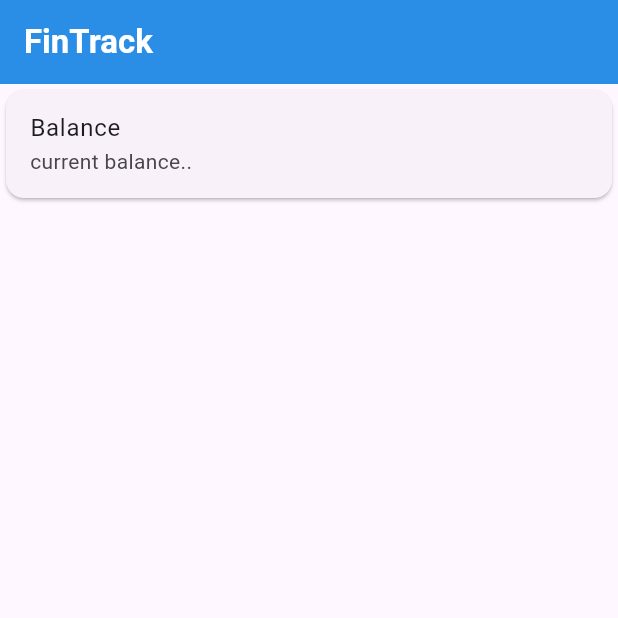
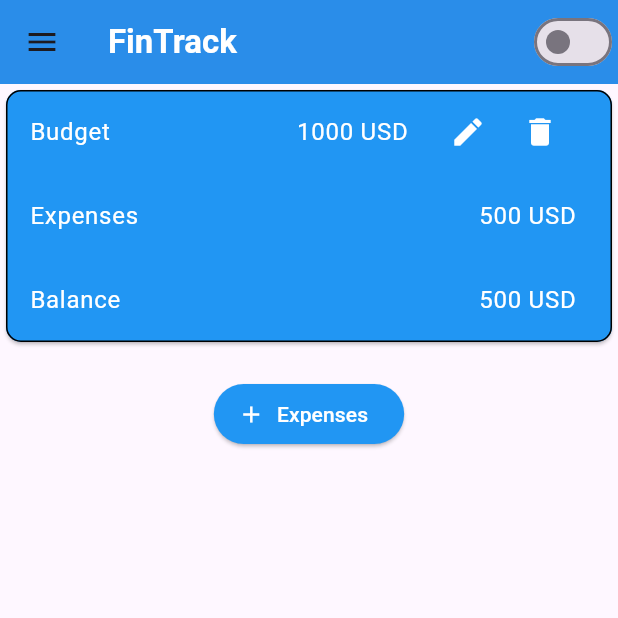
Before and after one commit to lightdarkmaster/FinTrack, a Flutter app: the screen it shows after launch, on a phone screen of 412 x 824 dp, the top half of it. Run offline on Flutter 3.47's test engine with Material 3 defaults, Android fonts, the phone set to English and light mode, and no system bars.

Commit message:
Add App Drawer, Add Card for budget

```diff
--- a/lib/pages/homescreen.dart
+++ b/lib/pages/homescreen.dart
@@ -2,15 +2,30 @@ import 'package:flutter/material.dart';
 
 class Homescreen extends StatefulWidget {
   const Homescreen({super.key});
+  Future<void> _saveBudgetToDatabase(double budget) async {
+    // Implement your SQLite database save logic here
+  }
+  Future<void> _saveExpenseToDatabase(double expense) async {
+    // Implement your SQLite database save logic here
+  }
+  Future<double> _getBudgetFromDatabase() async {
+    // Implement your SQLite database fetch logic here
+    return 1000.0; // Placeholder value
+  }
 
   @override
   State<Homescreen> createState() => _HomescreenState();
 }
 
 class _HomescreenState extends State<Homescreen> {
+  bool _isDarkMode = false;
+
   @override
   Widget build(BuildContext context) {
-    return Scaffold(
+    return MaterialApp(
+      debugShowCheckedModeBanner: false,
+      theme: _isDarkMode ? ThemeData.dark() : ThemeData.light(),
+      home: Scaffold(
         appBar: AppBar(
           title: const Text(
             'FinTrack',
@@ -18,21 +33,135 @@ class _HomescreenState extends State<Homescreen> {
           ),
           backgroundColor: Colors.blue,
           elevation: 10,
+          actions: [
+            Switch(
+              value: _isDarkMode,
+              onChanged: (value) {
+                setState(() {
+                  _isDarkMode = value;
+                });
+              },
+              activeColor: Colors.white,
             ),
-      body: const SingleChildScrollView(
+          ],
+        ),
+        drawer: Drawer(
+          child: ListView(
+            padding: EdgeInsets.zero,
+            children: const <Widget>[
+              DrawerHeader(
+                decoration: BoxDecoration(
+                  color: Colors.blue,
+                ),
+                child: Text(
+                  'Menu',
+                  style: TextStyle(
+                    color: Colors.white,
+                    fontSize: 24,
+                  ),
+                ),
+              ),
+              ListTile(
+                leading: Icon(Icons.home),
+                title: Text('Home'),
+              ),
+              ListTile(
+                leading: Icon(Icons.account_balance),
+                title: Text('Balance'),
+              ),
+            ],
+          ),
+        ),
+        body: SingleChildScrollView(
           child: Column(
             children: [
               Card(
+                color: Colors.blue,
+                shape: RoundedRectangleBorder(
+                  side: const BorderSide(color: Colors.black, width: 1),
+                  borderRadius: BorderRadius.circular(10),
+                ),
                 child: Column(
                   children: [
                     ListTile(
-                    title: Text('Balance'),
-                    subtitle: Text('current balance..'),
+                      title: const Row(
+                        mainAxisAlignment: MainAxisAlignment.spaceBetween,
+                        children: [
+                          Text(
+                            'Budget',
+                            style: TextStyle(color: Colors.white),
+                          ),
+                          Text(
+                            '1000 USD',
+                            style: TextStyle(color: Colors.white),
                           ),
                         ],
                       ),
-            )
+                      trailing: Row(
+                        mainAxisSize: MainAxisSize.min,
+                        children: [
+                          IconButton(
+                            icon: const Icon(Icons.edit, color: Colors.white),
+                            onPressed: () {
+                              // Add your edit logic here
+                            },
+                          ),
+                          IconButton(
+                            icon: const Icon(Icons.delete, color: Colors.white),
+                            onPressed: () {
+                              // Add your delete logic here
+                            },
+                          ),
                         ],
+                      ),
+                    ),
+                    const ListTile(
+                      title: Row(
+                        mainAxisAlignment: MainAxisAlignment.spaceBetween,
+                        children: [
+                          Text(
+                            'Expenses',
+                            style: TextStyle(color: Colors.white),
+                          ),
+                          Text(
+                            '500 USD',
+                            style: TextStyle(color: Colors.white),
+                          ),
+                        ],
+                      ),
+                    ),
+                    const ListTile(
+                      title: Row(
+                        mainAxisAlignment: MainAxisAlignment.spaceBetween,
+                        children: [
+                          Text(
+                            'Balance',
+                            style: TextStyle(color: Colors.white),
+                          ),
+                          Text(
+                            '500 USD',
+                            style: TextStyle(color: Colors.white),
+                          ),
+                        ],
+                      ),
+                    ),
+                  ],
+                ),
+              ),
+              const SizedBox(height: 20),
+              ElevatedButton.icon(
+                onPressed: () {
+                  // Add your add expenses logic here
+                },
+                icon: const Icon(Icons.add),
+                label: const Text('Expenses'),
+                style: ElevatedButton.styleFrom(
+                  foregroundColor: Colors.white,
+                  backgroundColor: Colors.blue,
+                ),
+              ),
+            ],
+          ),
         ),
       ),
     );
```
Lines whose indentation alone changed are shown as unchanged.
